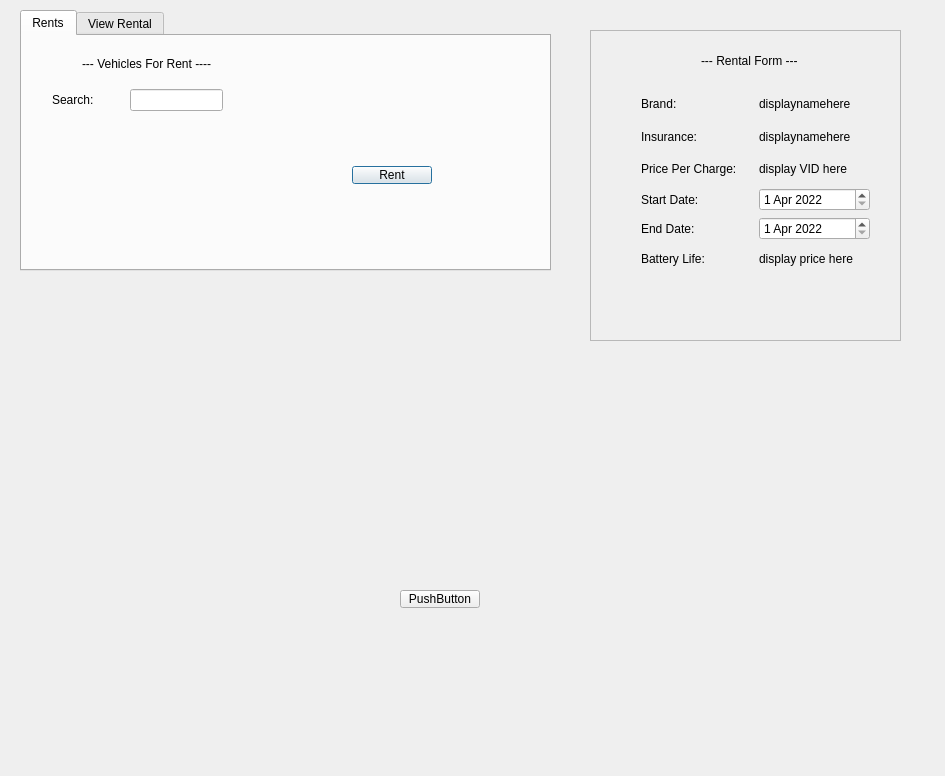
Old version of the form RenTogether/secdialog.ui in the repository GMengRong/ICT1009-CPP-RenTogether.
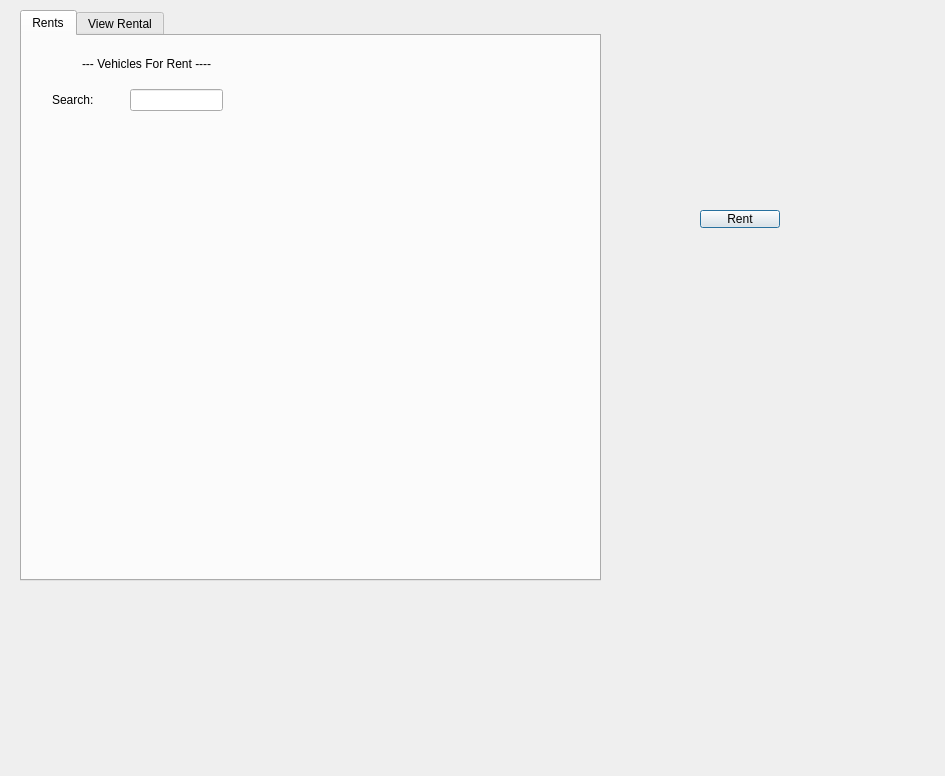
New version of the form. The open tabs and pages were chosen to show the change.

```diff
--- a/RenTogether/secdialog.ui
+++ b/RenTogether/secdialog.ui
@@ -18,8 +18,8 @@
     <rect>
      <x>20</x>
      <y>10</y>
-     <width>531</width>
-     <height>261</height>
+     <width>581</width>
+     <height>571</height>
     </rect>
    </property>
    <property name="currentIndex">
@@ -64,19 +64,6 @@
       <string>--- Vehicles For Rent ----</string>
      </property>
     </widget>
-    <widget class="QPushButton" name="rentBtn">
-     <property name="geometry">
-      <rect>
-       <x>330</x>
-       <y>130</y>
-       <width>80</width>
-       <height>18</height>
-      </rect>
-     </property>
-     <property name="text">
-      <string>Rent</string>
-     </property>
-    </widget>
    </widget>
    <widget class="QWidget" name="viewRental">
     <attribute name="title">
@@ -84,181 +71,17 @@
     </attribute>
    </widget>
   </widget>
-  <widget class="QScrollArea" name="scrollArea_2">
+  <widget class="QPushButton" name="rentBtn">
    <property name="geometry">
     <rect>
-     <x>590</x>
-     <y>30</y>
-     <width>311</width>
-     <height>311</height>
-    </rect>
-   </property>
-   <property name="widgetResizable">
-    <bool>true</bool>
-   </property>
-   <widget class="QWidget" name="scrollAreaWidgetContents_2">
-    <property name="geometry">
-     <rect>
-      <x>0</x>
-      <y>0</y>
-      <width>309</width>
-      <height>309</height>
-     </rect>
-    </property>
-    <widget class="QLabel" name="label_2">
-     <property name="geometry">
-      <rect>
-       <x>110</x>
-       <y>20</y>
-       <width>131</width>
-       <height>20</height>
-      </rect>
-     </property>
-     <property name="text">
-      <string>--- Rental Form ---</string>
-     </property>
-    </widget>
-    <widget class="QWidget" name="verticalLayoutWidget">
-     <property name="geometry">
-      <rect>
-       <x>50</x>
-       <y>60</y>
-       <width>229</width>
-       <height>181</height>
-      </rect>
-     </property>
-     <layout class="QVBoxLayout" name="verticalLayout_5">
-      <item>
-       <layout class="QHBoxLayout" name="horizontalLayout_7">
-        <item>
-         <widget class="QLabel" name="vBrand_4">
-          <property name="text">
-           <string>Brand:</string>
-          </property>
-         </widget>
-        </item>
-        <item>
-         <widget class="QLabel" name="Brand_4">
-          <property name="text">
-           <string>displaynamehere</string>
-          </property>
-         </widget>
-        </item>
-       </layout>
-      </item>
-      <item>
-       <layout class="QHBoxLayout" name="horizontalLayout_10">
-        <item>
-         <widget class="QLabel" name="vInsurance">
-          <property name="text">
-           <string>Insurance:</string>
-          </property>
-         </widget>
-        </item>
-        <item>
-         <widget class="QLabel" name="Insurance">
-          <property name="text">
-           <string>displaynamehere</string>
-          </property>
-         </widget>
-        </item>
-       </layout>
-      </item>
-      <item>
-       <layout class="QHBoxLayout" name="horizontalLayout_11">
-        <item>
-         <widget class="QLabel" name="vPricePerCharge">
-          <property name="text">
-           <string>Price Per Charge:</string>
-          </property>
-         </widget>
-        </item>
-        <item>
-         <widget class="QLabel" name="PricePerCharge">
-          <property name="text">
-           <string>display VID here</string>
-          </property>
-         </widget>
-        </item>
-       </layout>
-      </item>
-      <item>
-       <layout class="QHBoxLayout" name="horizontalLayout_12">
-        <item>
-         <widget class="QLabel" name="vStart">
-          <property name="text">
-           <string>Start Date:</string>
-          </property>
-         </widget>
-        </item>
-        <item>
-         <widget class="QDateEdit" name="StartDate">
-          <property name="date">
-           <date>
-            <year>2022</year>
-            <month>4</month>
-            <day>1</day>
-           </date>
-          </property>
-         </widget>
-        </item>
-       </layout>
-      </item>
-      <item>
-       <layout class="QHBoxLayout" name="horizontalLayout_13">
-        <item>
-         <widget class="QLabel" name="vEnd">
-          <property name="text">
-           <string>End Date:</string>
-          </property>
-         </widget>
-        </item>
-        <item>
-         <widget class="QDateEdit" name="EndDate">
-          <property name="date">
-           <date>
-            <year>2022</year>
-            <month>4</month>
-            <day>1</day>
-           </date>
-          </property>
-         </widget>
-        </item>
-       </layout>
-      </item>
-      <item>
-       <layout class="QHBoxLayout" name="horizontalLayout_14">
-        <item>
-         <widget class="QLabel" name="vBatteryLife">
-          <property name="text">
-           <string>Battery Life:</string>
-          </property>
-         </widget>
-        </item>
-        <item>
-         <widget class="QLabel" name="BatteryLife_4">
-          <property name="text">
-           <string>display price here</string>
-          </property>
-         </widget>
-        </item>
-       </layout>
-      </item>
-     </layout>
-    </widget>
-   </widget>
-  </widget>
-  <widget class="QPushButton" name="pushButton">
-   <property name="geometry">
-    <rect>
-     <x>400</x>
-     <y>590</y>
+     <x>700</x>
+     <y>210</y>
      <width>80</width>
      <height>18</height>
     </rect>
    </property>
    <property name="text">
-    <string>PushButton</string>
+    <string>Rent</string>
    </property>
   </widget>
  </widget>
```
Left out of the diff: 2 changed lines with no effect on the pictures.
